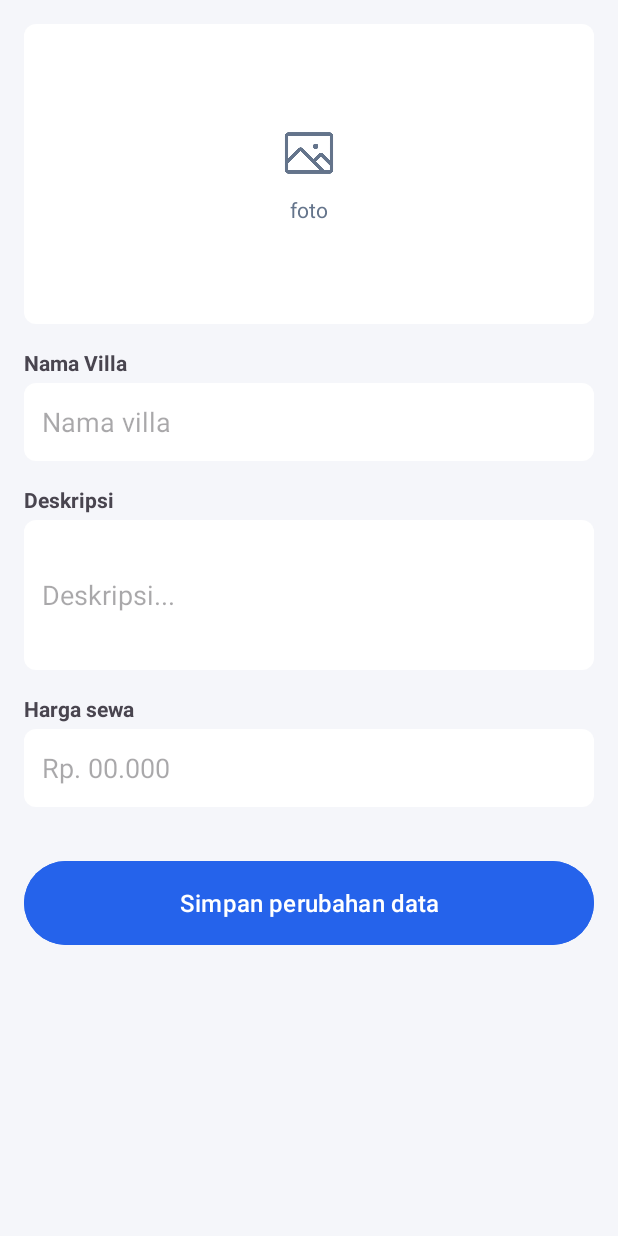
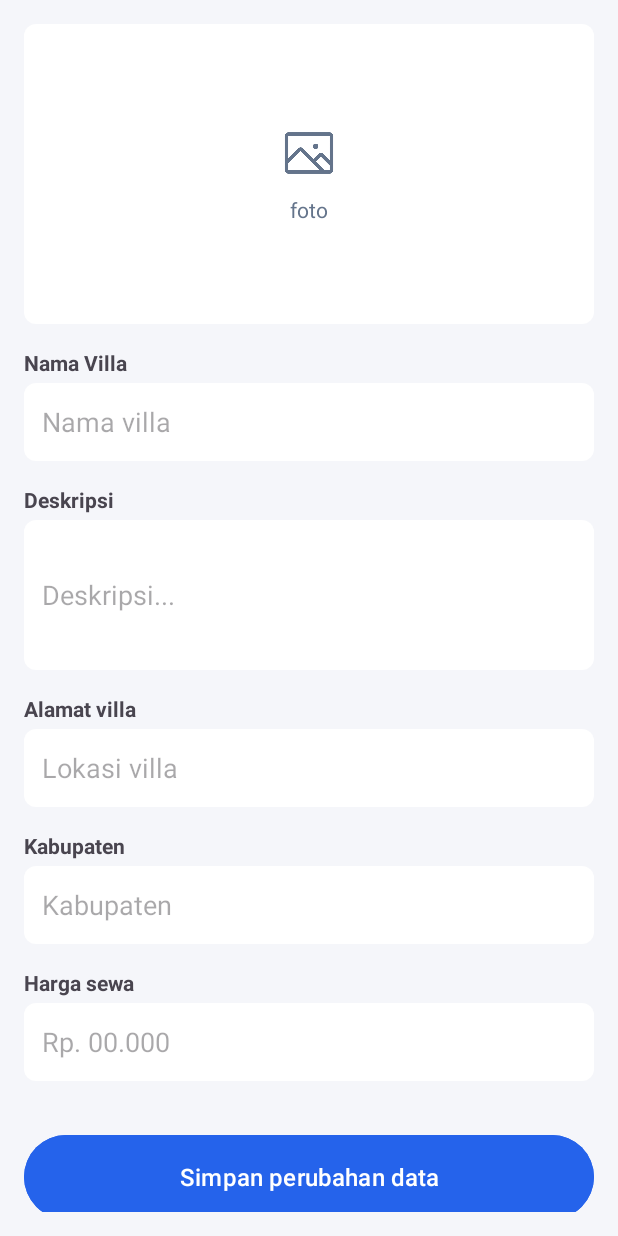
Before and after one commit to RakaPutraaa/UAS-Mprog-FE-Mobile, an Android app: the layout update_data.xml on its own in the app's theme, with its tools: preview values and no code run, on a phone screen of 412 x 824 dp. Run offline under Robolectric (Android 15) with nearby library versions, the phone set to English and light mode, and no system bars.

Commit message:
second changes

```diff
--- a/app/src/main/res/layout/update_data.xml
+++ b/app/src/main/res/layout/update_data.xml
@@ -73,6 +73,48 @@
         android:paddingEnd="12dp"
         android:inputType="text" />
 
+    <!-- Alamat Field -->
+    <TextView
+        android:layout_width="wrap_content"
+        android:layout_height="wrap_content"
+        android:text="Alamat villa"
+        android:textStyle="bold"
+        android:layout_gravity="start"
+        android:layout_marginBottom="4dp"
+        android:textSize="14sp"
+        android:layout_marginTop="16dp" />
+
+    <EditText
+        android:layout_width="match_parent"
+        android:layout_height="52dp"
+        android:background="@drawable/roundstyle"
+        android:backgroundTint="@color/white"
+        android:hint="Lokasi villa"
+        android:inputType="number"
+        android:paddingStart="12dp"
+        android:paddingEnd="12dp" />
+
+    <!-- Kabupaten Field (DROPDOWN) -->
+    <TextView
+        android:layout_width="wrap_content"
+        android:layout_height="wrap_content"
+        android:text="Kabupaten"
+        android:textStyle="bold"
+        android:layout_gravity="start"
+        android:layout_marginBottom="4dp"
+        android:textSize="14sp"
+        android:layout_marginTop="16dp" />
+
+    <EditText
+        android:layout_width="match_parent"
+        android:layout_height="52dp"
+        android:background="@drawable/roundstyle"
+        android:backgroundTint="@color/white"
+        android:hint="Kabupaten"
+        android:inputType="number"
+        android:paddingStart="12dp"
+        android:paddingEnd="12dp" />
+
     <!-- Harga Field -->
     <TextView
         android:layout_width="wrap_content"
```
Also changed, not shown: app/src/main/res/layout/upload_data.xml (+42 -0 lines).
